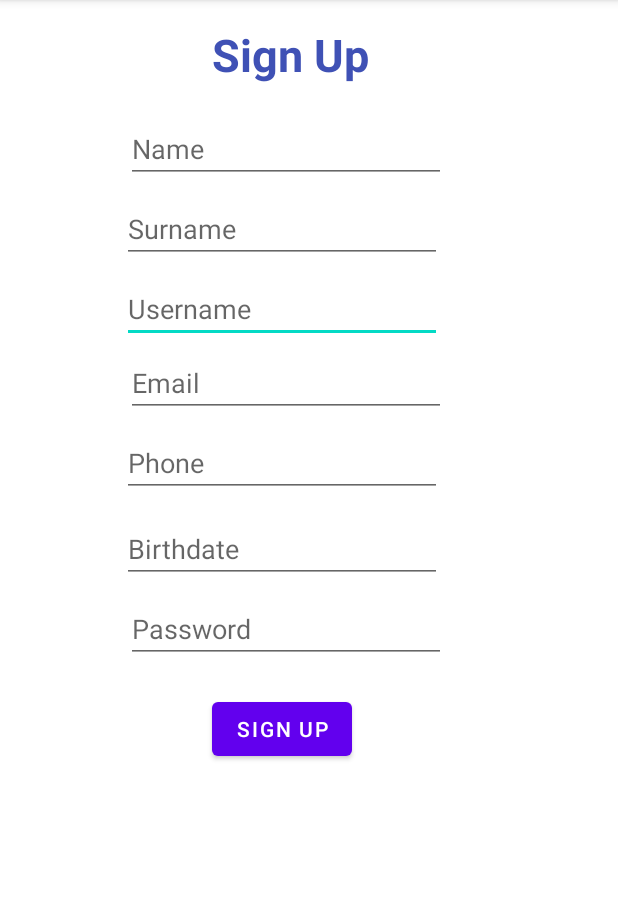
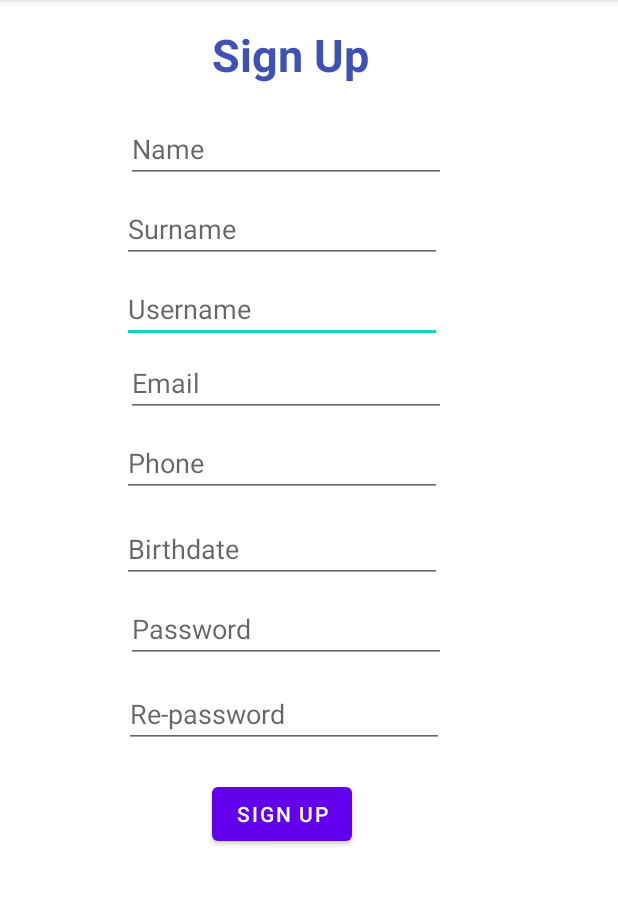
Before and after one commit to erentts/StudentApp, an Android app: the screen it shows after launch (SignUp), after a tap on "SIGN UP", on a phone screen of 412 x 824 dp, the part 84-989 px from its top. Run offline under Robolectric (Android 15) with nearby library versions, the phone set to English and light mode, and no system bars.

Commit message:
Updated functions

```diff
--- a/app/src/main/java/tr/edu/yildiz/erentutus/MainActivity.java
+++ b/app/src/main/java/tr/edu/yildiz/erentutus/MainActivity.java
@@ -16,6 +16,7 @@ import java.time.format.FormatStyle;
 import java.util.ArrayList;
 
 import tr.edu.yildiz.erentutus.entity.User;
+import tr.edu.yildiz.erentutus.utilities.PasswordUtils;
 
 public class MainActivity extends AppCompatActivity {
     private EditText editTextUsername,editTextPassword;
@@ -23,54 +24,11 @@ public class MainActivity extends AppCompatActivity {
     private TextView textView;
     private SharedPreferences sp;
     private SharedPreferences.Editor editor;
-    private String username,password,name,surname,phone,email,birthdate;
+    private String username,passwordHash,passwordSalt,name,surname,phone,email,birthdate;
     private DateTimeFormatter dateTimeFormatter=DateTimeFormatter.ofPattern("dd/MM/yyyy");
     private int errorCount = 0;
-    private ArrayList<User> users = new ArrayList<>();
 
-    public void getInputs(){
-        editTextUsername = (EditText) findViewById(R.id.editTextUsername);
-        editTextPassword = (EditText) findViewById(R.id.editTextPassword);
-        buttonSignIn = (Button) findViewById(R.id.buttonSignIn);
-        buttonSignUpInLogin = (Button) findViewById(R.id.buttonSignUpInLogin);
-        textView = (TextView) findViewById(R.id.textView);
-    }
 
-    public void getSharedInformation(){
-        sp = getSharedPreferences("LogInInformation",MODE_PRIVATE);
-        editor = sp.edit();
-    }
-
-    public void getSessions(){
-        username = sp.getString("username","no username");
-        password = sp.getString("password","no password");
-        name = sp.getString("name","no name");
-        surname = sp.getString("surname","no surname");
-        email = sp.getString("email","no email");
-        phone = sp.getString("phone","no phone");
-        birthdate = sp.getString("birthdate","no birthdate");
-    }
-
-    public boolean userCheckLogin(String username,String password){
-        getInputs();
-        final boolean[] result = new boolean[1];
-        users.forEach((information) ->{
-            if(information.getUsername().equals(username) && information.getPassword().equals(password)){
-                result[0] = true;
-            }
-        });
-        if(result[0]){
-            return true;
-        }
-        else{
-            return false;
-        }
-    }
-
-    public void clearInputs(){
-        editTextUsername.setText("");
-        editTextPassword.setText("");
-    }
 
     @Override
     protected void onCreate(Bundle savedInstanceState) {
@@ -79,15 +37,6 @@ public class MainActivity extends AppCompatActivity {
 
         getInputs();
         getSharedInformation();
-        getSessions();
-
-        // Default user creating
-        User ali = new User("Ali","Kemal","alikemal", "alikemal@gmail.com","05419874532", "1010101","123");
-        users.add(ali);
-
-        // New User from Sign Up
-        User newUser = new User(name,surname,username,email,phone,birthdate,password);
-        users.add(newUser);
 
         buttonSignIn.setOnClickListener(new View.OnClickListener() {
             @Override
@@ -96,7 +45,6 @@ public class MainActivity extends AppCompatActivity {
                 String password = editTextPassword.getText().toString();
                 if(userCheckLogin(username,password)){
                     editor.putString("username",username);
-                    editor.putString("password",password);
                     editor.commit();
                     startActivity(new Intent(MainActivity.this,Profile.class));
                     finish();
@@ -125,4 +73,40 @@ public class MainActivity extends AppCompatActivity {
             }
         });
     }
+
+    public void getInputs(){
+        editTextUsername = (EditText) findViewById(R.id.editTextUsername);
+        editTextPassword = (EditText) findViewById(R.id.editTextPassword);
+        buttonSignIn = (Button) findViewById(R.id.buttonSignIn);
+        buttonSignUpInLogin = (Button) findViewById(R.id.buttonSignUpInLogin);
+        textView = (TextView) findViewById(R.id.textView);
+    }
+
+
+    public void getSharedInformation(){
+        sp = getSharedPreferences("LogInInformation",MODE_PRIVATE);
+        editor = sp.edit();
+    }
+
+
+
+    public boolean userCheckLogin(String username,String password){
+        final boolean[] result = new boolean[1];
+        User.users.forEach((information) ->{
+            if(information.getUsername().equals(username) && PasswordUtils.verifyUserPassword(password, information.getPasswordHash(), information.getPasswordSalt())){
+                result[0] = true;
+            }
+        });
+        if(result[0]){
+            return true;
+        }
+        else{
+            return false;
+        }
+    }
+
+    public void clearInputs(){
+        editTextUsername.setText("");
+        editTextPassword.setText("");
+    }
 }
--- a/app/src/main/java/tr/edu/yildiz/erentutus/SignUp.java
+++ b/app/src/main/java/tr/edu/yildiz/erentutus/SignUp.java
@@ -11,17 +11,50 @@ import android.widget.EditText;
 import android.widget.TextView;
 import android.widget.Toast;
 
+import java.security.spec.KeySpec;
 import java.util.ArrayList;
+import java.util.Base64;
+
+import javax.crypto.SecretKeyFactory;
+import javax.crypto.spec.PBEKeySpec;
 
 import tr.edu.yildiz.erentutus.entity.User;
+import tr.edu.yildiz.erentutus.utilities.PasswordUtils;
 
 public class SignUp extends AppCompatActivity {
-    private EditText editTextUsernameSignUp,editTextPasswordSignUp,SignUpEmail,SignUpName,SignUpSurname,SignUpPhone,SignUpBirthdate;
+    private EditText editTextUsernameSignUp,editTextPasswordSignUp,SignUpEmail,SignUpName,SignUpSurname,SignUpPhone,SignUpBirthdate,Repassword;
     private TextView textView2;
     private Button buttonSignUp;
-    private SharedPreferences sp;
-    private SharedPreferences.Editor editor;
-    private ArrayList<User> users = new ArrayList<User>();
+
+    @Override
+    protected void onCreate(Bundle savedInstanceState) {
+        super.onCreate(savedInstanceState);
+        setContentView(R.layout.activity_sign_up);
+
+        getInputs();
+
+        buttonSignUp.setOnClickListener(new View.OnClickListener() {
+            @Override
+            public void onClick(View view) {
+                if(isFilled()){
+                    if(!isMatch(editTextPasswordSignUp.getText().toString(),Repassword.getText().toString())) {
+                        Toast.makeText(getApplicationContext(),"Passwords have not been matched !",Toast.LENGTH_SHORT).show();
+                    }
+                    else{
+                        User user = createUser();
+                        User.users.add(user);
+                        //carryToMainActivity(user);
+                        startActivity(new Intent(SignUp.this,MainActivity.class));
+                        finish();
+                        clearInputs();
+                    }
+                }
+                else{
+                    Toast.makeText(getApplicationContext(),"It should not be empty",Toast.LENGTH_SHORT).show();
+                }
+            }
+        });
+    }
 
     public void getInputs(){
         editTextUsernameSignUp = (EditText) findViewById(R.id.editTextUsernameSignUp);
@@ -33,21 +66,22 @@ public class SignUp extends AppCompatActivity {
         SignUpBirthdate = (EditText) findViewById(R.id.SignUpBirthdate);
         buttonSignUp = (Button) findViewById(R.id.buttonSignUp);
         textView2 = (TextView) findViewById(R.id.textView2);
+        Repassword = (EditText) findViewById(R.id.Repassword);
     }
 
-    public void getSharedInformation(){
-        sp = getSharedPreferences("LogInInformation",MODE_PRIVATE);
-        editor = sp.edit();
-    }
 
     public boolean isFilled(){
         if(editTextUsernameSignUp.getText().toString().equals("") || editTextPasswordSignUp.getText().toString().equals("") ||
                 SignUpEmail.getText().toString().equals("") || SignUpName.getText().toString().equals("") || SignUpSurname.getText().toString().equals("") ||
-               SignUpPhone.getText().toString().equals("") || SignUpBirthdate.getText().toString().equals("")
+                SignUpPhone.getText().toString().equals("") || SignUpBirthdate.getText().toString().equals("") || Repassword.getText().toString().equals("")
         ){
             return false;
         }
         return true;
+    }
+
+    public boolean isMatch(String password, String rePassword){
+        return password.equals(rePassword) ? true : false;
     }
 
     public User createUser(){
@@ -58,19 +92,13 @@ public class SignUp extends AppCompatActivity {
         String email = SignUpEmail.getText().toString();
         String phone = SignUpPhone.getText().toString();
         String birthdate = SignUpBirthdate.getText().toString();
-        User newUser = new User(name,surname,username,email,phone,birthdate,password);
+
+        // PasswordHash and Password Salt
+        String salt = PasswordUtils.getSalt(30);
+        String hash = PasswordUtils.generateSecurePassword(password, salt);
+
+        User newUser = new User(name,surname,username,email,phone,birthdate,hash,salt);
         return newUser;
-    }
-
-    public void carryToMainActivity(User user){
-        editor.putString("username",user.getUsername());
-        editor.putString("password",user.getPassword());
-        editor.putString("name",user.getName());
-        editor.putString("surname",user.getSurname());
-        editor.putString("phone",user.getPhone());
-        editor.putString("birthdate",user.getBirthDate());
-        editor.putString("email",user.getEmail());
-        editor.commit();
     }
 
     public void clearInputs(){
@@ -82,31 +110,4 @@ public class SignUp extends AppCompatActivity {
         SignUpPhone.setText("");
         SignUpBirthdate.setText("");
     }
-
-    @Override
-    protected void onCreate(Bundle savedInstanceState) {
-        super.onCreate(savedInstanceState);
-        setContentView(R.layout.activity_sign_up);
-
-        getInputs();
-        getSharedInformation();
-
-
-        buttonSignUp.setOnClickListener(new View.OnClickListener() {
-            @Override
-            public void onClick(View view) {
-                if(isFilled()){
-                    User user = createUser();
-                    users.add(user);
-                    carryToMainActivity(user);
-                    startActivity(new Intent(SignUp.this,MainActivity.class));
-                    finish();
-                    clearInputs();
 }
-                else{
-                    Toast.makeText(getApplicationContext(),"It should not be empty",Toast.LENGTH_SHORT).show();
-                }
-            }
-        });
-    }
-}
--- a/app/src/main/res/layout/activity_sign_up.xml
+++ b/app/src/main/res/layout/activity_sign_up.xml
@@ -55,7 +55,7 @@
     <Button
         android:id="@+id/buttonSignUp"
         android:layout_width="wrap_content"
-        android:layout_height="wrap_content"
+        android:layout_height="48dp"
         android:layout_marginStart="141dp"
         android:layout_marginTop="20dp"
         android:layout_marginEnd="177dp"
@@ -63,7 +63,7 @@
         app:layout_constraintEnd_toEndOf="parent"
         app:layout_constraintHorizontal_bias="0.0"
         app:layout_constraintStart_toStartOf="parent"
-        app:layout_constraintTop_toBottomOf="@+id/editTextPasswordSignUp" />
+        app:layout_constraintTop_toBottomOf="@+id/Repassword" />
 
     <EditText
         android:id="@+id/SignUpName"
@@ -140,4 +140,18 @@
         app:layout_constraintStart_toStartOf="parent"
         app:layout_constraintTop_toBottomOf="@+id/SignUpPhone" />
 
+    <EditText
+        android:id="@+id/Repassword"
+        android:layout_width="wrap_content"
+        android:layout_height="wrap_content"
+        android:layout_marginStart="84dp"
+        android:layout_marginTop="11dp"
+        android:layout_marginEnd="117dp"
+        android:ems="10"
+        android:hint="Re-password"
+        android:inputType="textPersonName"
+        app:layout_constraintEnd_toEndOf="parent"
+        app:layout_constraintStart_toStartOf="parent"
+        app:layout_constraintTop_toBottomOf="@+id/editTextPasswordSignUp" />
+
 </androidx.constraintlayout.widget.ConstraintLayout>
```
Also changed, not shown: app/src/main/java/tr/edu/yildiz/erentutus/Profile.java (+10 -11 lines), app/src/main/java/tr/edu/yildiz/erentutus/entity/Question.java (added, +39 -0 lines), app/src/main/java/tr/edu/yildiz/erentutus/entity/User.java (+28 -7 lines), app/src/main/res/layout/activity_profile.xml (+6 -2 lines). Lines whose indentation alone changed are shown as unchanged.
